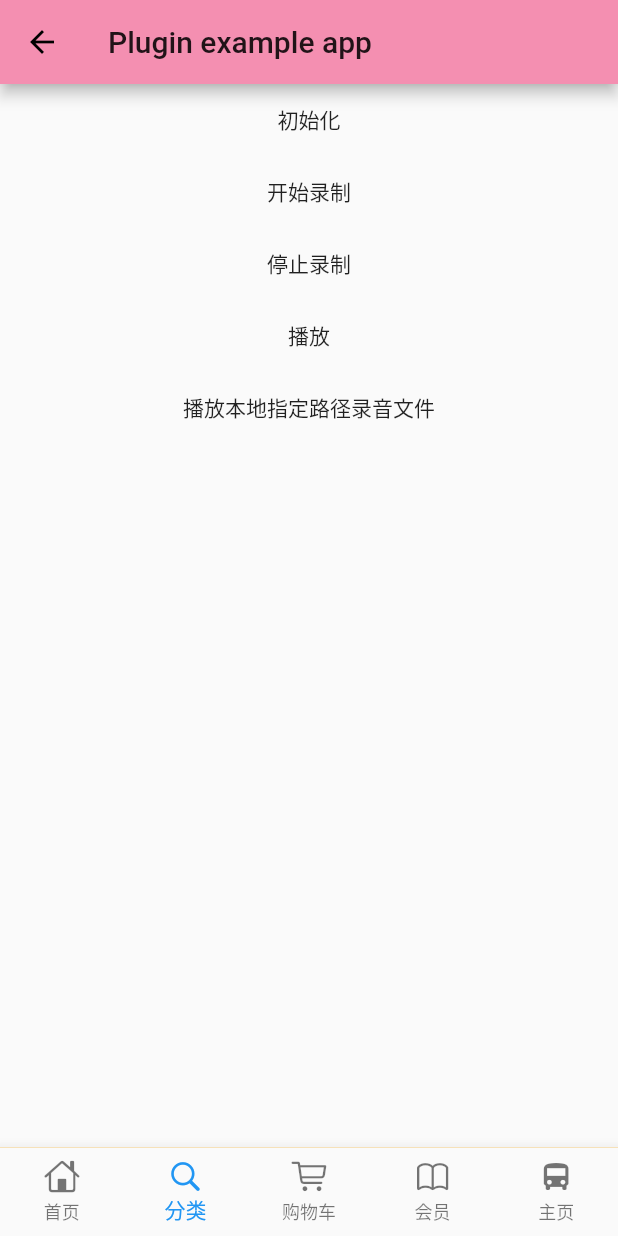
After one commit to 1136346879/flutter_shop, a Flutter app: the BottomNavigationBarPage screen opened directly, item 2 of the bottom bar chosen, after a tap on "初始化", on a phone screen of 412 x 824 dp. The commit adds this screen. Run offline on Flutter 3.47's test engine with Material 2 defaults, Android fonts, the phone set to English and light mode, and no system bars; our stand-ins replace dio, flutter_screenutil, flutter_swiper, fluttertoast, open_file; missing offline and left inert: flutter_plugin_record; network calls fail.

Commit message:
模仿微信录制语音播放等功能

```diff
--- a/lib/pages/BottomNavigationBarPage.dart
+++ b/lib/pages/BottomNavigationBarPage.dart
@@ -12,6 +12,8 @@ import 'package:flutter_hexun/pages/meizi.dart';
 import 'package:flutter_hexun/pages/account.dart';
 import 'package:flutter_hexun/pages/category.dart';
 import 'package:flutter_hexun/pages/home_two.dart';
+import 'SecondScreen.dart';
+import 'OverLayScreen.dart';
 
 import 'member_page.dart';
 
@@ -33,7 +35,8 @@ class _IndexPageState extends State<BottomNavigationBarPage> {
     BottomNavigationBarItem(icon: Icon(CupertinoIcons.bus), title: Text("主页")),
   ];
 
-  final List<Widget> pageList = [HomePage(), CategoryPage(), CartPage(), MemberPage(),MyHomePage()];
+//  final List<Widget> pageList = [HomePage(), CategoryPage(), CartPage(), MemberPage(),MyHomePage()];
+  final List<Widget> pageList = [HomePage(), SecondScreen(), OverLayScreen(), MemberPage(),MyHomePage()];
 //  final List<Widget> pageList = [HomePage(), Category(),MeiZiPage (), HomeTwoPage(),AccountPage()];
 
   int currentIndex = 0;
--- /dev/null
+++ b/lib/pages/OverLayScreen.dart
@@ -0,0 +1,104 @@
+import 'package:flutter/material.dart';
+import 'package:flutter_plugin_record/index.dart';
+
+class OverLayScreen extends StatefulWidget {
+  @override
+  _OverLayScreenState createState() => _OverLayScreenState();
+}
+
+class _OverLayScreenState extends State<OverLayScreen> {
+  String toastShow = "悬浮框";
+  OverlayEntry overlayEntry;
+
+  showView(BuildContext context) {
+    if (overlayEntry == null) {
+      overlayEntry = new OverlayEntry(builder: (content) {
+        return Positioned(
+          top: MediaQuery.of(context).size.height * 0.5 - 80,
+          left: MediaQuery.of(context).size.width * 0.5 - 80,
+          child: Material(
+            child: Center(
+              child: Opacity(
+                opacity: 0.8,
+                child: Container(
+                  width: 100,
+                  height: 100,
+                  decoration: BoxDecoration(
+                    color: Color(0xff77797A),
+                    borderRadius: BorderRadius.all(Radius.circular(20.0)),
+                  ),
+                  child: Column(
+                    children: <Widget>[
+                      Container(
+//                      padding: EdgeInsets.only(right: 20, left: 20, top: 0),
+                        child: Text(
+                          toastShow,
+                          style: TextStyle(
+                            fontStyle: FontStyle.normal,
+                            color: Colors.white,
+                            fontSize: 14,
+                          ),
+                        ),
+                      )
+                    ],
+                  ),
+                ),
+              ),
+            ),
+          ),
+        );
+      });
+      Overlay.of(context).insert(overlayEntry);
+    }
+  }
+
+
+  startRecord(){
+    print("111开始录制");
+  }
+
+  stopRecord(String path,double audioTimeLength ){
+    print("结束束录制");
+    print("音频文件位置"+path);
+    print("音频录制时长"+audioTimeLength.toString());
+  }
+
+  @override
+  Widget build(BuildContext context) {
+    return Scaffold(
+      appBar: AppBar(
+        title: Text("仿微信发送语音"),
+      ),
+      body: Container(
+        child: Column(
+          children: <Widget>[
+            new FlatButton(
+                onPressed: () {
+                  showView(context);
+                },
+                child: new Text("悬浮组件")),
+            new FlatButton(
+                onPressed: () {
+                  if (overlayEntry != null) {
+                    overlayEntry.remove();
+                    overlayEntry = null;
+                  }
+                },
+                child: new Text("隐藏悬浮组件")),
+            new FlatButton(
+                onPressed: () {
+                  setState(() {
+                    toastShow = "111";
+                    if (overlayEntry != null) {
+                      overlayEntry.markNeedsBuild();
+                    }
+                  });
+                },
+                child: new Text("悬浮窗状态更新")),
+            new VoiceWidget(startRecord: startRecord,stopRecord: stopRecord),
+          ],
+        ),
+      ),
+    );
+  }
+}
--- /dev/null
+++ b/lib/pages/SecondScreen.dart
@@ -0,0 +1,133 @@
+import 'package:flutter/material.dart';
+import 'package:flutter_plugin_record/flutter_plugin_record.dart';
+
+class SecondScreen extends StatefulWidget {
+  @override
+  _SecondScreenState createState() => _SecondScreenState();
+}
+
+class _SecondScreenState extends State<SecondScreen> {
+  FlutterPluginRecord recordPlugin = new FlutterPluginRecord();
+
+  String  filePath ="";
+
+  @override
+  void initState() {
+    super.initState();
+
+
+    ///初始化方法的监听
+    recordPlugin.responseFromInit.listen((data) {
+      if (data) {
+        print("初始化成功");
+      } else {
+        print("初始化失败");
+      }
+    });
+
+    /// 开始录制或结束录制的监听
+    recordPlugin.response.listen((data) {
+      if (data.msg == "onStop") {
+        ///结束录制时会返回录制文件的地址方便上传服务器
+        print("onStop  文件路径" + data.path);
+        filePath = data.path;
+        print("onStop  时长 " + data.audioTimeLength.toString());
+      } else if (data.msg == "onStart") {
+        print("onStart --");
+      }else{
+        print("--"+data.msg);
+      }
+    });
+
+    ///录制过程监听录制的声音的大小 方便做语音动画显示图片的样式
+    recordPlugin.responseFromAmplitude.listen((data) {
+      var voiceData = double.parse(data.msg);
+      print("振幅大小   " + voiceData.toString() );
+    });
+
+
+    recordPlugin.responsePlayStateController.listen((data){
+      print("播放路径   " + data.playPath );
+      print("播放状态   " + data.playState );
+    });
+  }
+
+
+
+  @override
+  Widget build(BuildContext context) {
+    return Scaffold(
+      appBar: AppBar(
+        title: const Text('Plugin example app'),
+      ),
+      body: Center(
+        child: Column(
+          children: <Widget>[
+            FlatButton(
+              child: Text("初始化"),
+              onPressed: () {
+                _init();
+              },
+            ),
+            FlatButton(
+              child: Text("开始录制"),
+              onPressed: () {
+                start();
+              },
+            ),
+            FlatButton(
+              child: Text("停止录制"),
+              onPressed: () {
+                stop();
+              },
+            ),
+            FlatButton(
+              child: Text("播放"),
+              onPressed: () {
+                play();
+              },
+            ),
+            FlatButton(
+              child: Text("播放本地指定路径录音文件"),
+              onPressed: () {
+                playByPath(filePath);
+              },
+            ),
+          ],
+        ),
+      ),
+    );
+  }
+
+  ///初始化语音录制的方法
+  void _init() async {
+    recordPlugin.init();
+  }
+
+  ///开始语音录制的方法
+  void start() async {
+    recordPlugin.start();
+  }
+
+  ///停止语音录制的方法
+  void stop() {
+    recordPlugin.stop();
+  }
+
+  ///播放语音的方法
+  void play() {
+    recordPlugin.play();
+  }
+  ///播放指定路径录音文件
+  void playByPath(String path) {
+    recordPlugin.playByPath(path);
+  }
+
+
+  @override
+  void dispose() {
+    /// 当界面退出的时候是释放录音资源
+    recordPlugin.dispose();
+    super.dispose();
+  }
+}
```
